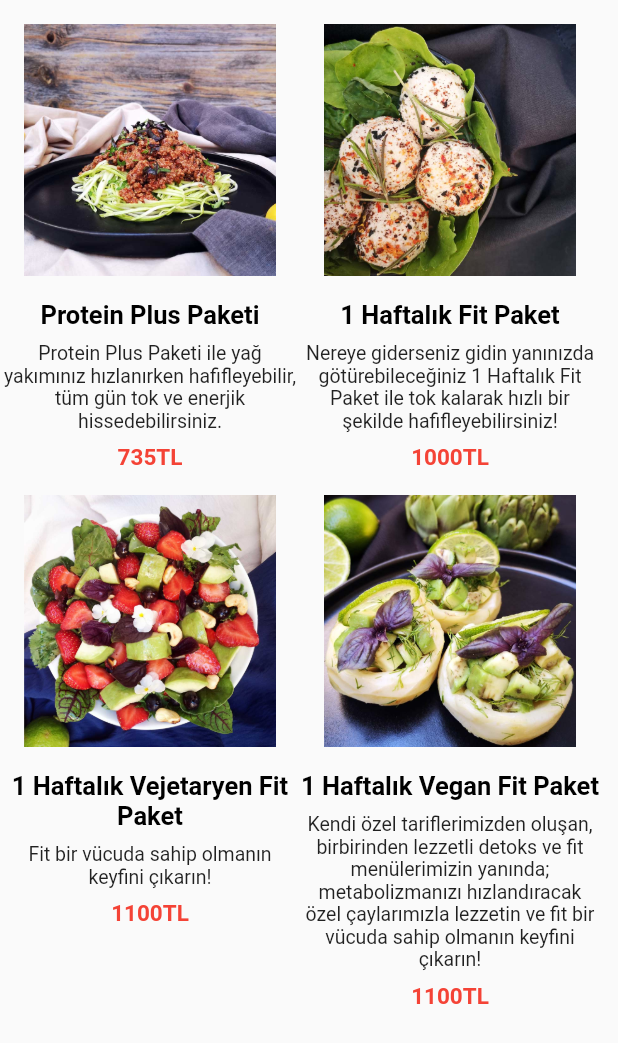
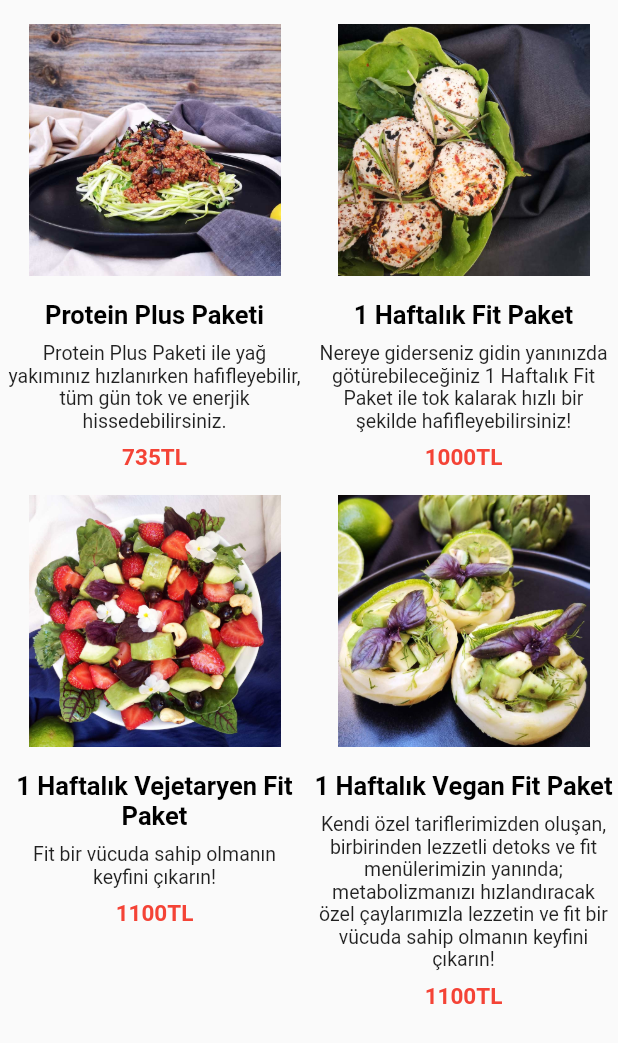
Before and after one commit to kaangocer/3301456_213301099, a Flutter app: the BeslenmePaketleri widget shown alone on an empty page, opened directly, on a phone screen of 412 x 824 dp. Shown: the top 1043 px of the screen. Run offline on Flutter 3.47's test engine with Material 2 defaults, Android fonts, the light colour scheme and no system bars; our stand-ins replace animated_bottom_navigation_bar, carousel_pro, charts_flutter, cloud_firestore, firebase_auth, firebase_core and 3 more; accounts and stored records are empty.

Commit message:
düzenleme yapildi

```diff
--- a/lib/beslenmePaketleri.dart
+++ b/lib/beslenmePaketleri.dart
@@ -20,7 +20,8 @@ class BeslenmePaketleri extends StatelessWidget {
       children: [
         Row(
           children: [
-            BeslenmePaketleriContainer(
+            Expanded(
+              child: BeslenmePaketleriContainer(
                 beslenmePaketJpg: "ProteinPlusPaketi",
                 beslenmePaketAdi: "Protein Plus Paketi",
                 tiklandiginda: () {},
@@ -28,20 +29,24 @@ class BeslenmePaketleri extends StatelessWidget {
                     "Protein Plus Paketi ile yağ yakımınız hızlanırken hafifleyebilir, tüm gün tok ve enerjik hissedebilirsiniz.",
                 beslenmePaketFiyat: "735TL",
               ),
-            BeslenmePaketleriContainer(
+            ),
+            Expanded(
+              child: BeslenmePaketleriContainer(
                 beslenmePaketJpg: "1HaftalikFitPaket",
                 beslenmePaketAdi: "1 Haftalık Fit Paket",
                 tiklandiginda: () {},
                 beslenmePaketAciklama:
                     "Nereye giderseniz gidin yanınızda götürebileceğiniz 1 Haftalık Fit Paket ile tok kalarak hızlı bir şekilde hafifleyebilirsiniz!",
                 beslenmePaketFiyat: "1000TL",
+              ),
             )
           ],
         ),
         Row(
           crossAxisAlignment: CrossAxisAlignment.start,
           children: [
-            BeslenmePaketleriContainer(
+            Expanded(
+              child: BeslenmePaketleriContainer(
                 beslenmePaketJpg: "1HaftalikVejetaryenFitPaket",
                 beslenmePaketAdi: "1 Haftalık Vejetaryen Fit Paket",
                 tiklandiginda: () {},
@@ -49,13 +54,16 @@ class BeslenmePaketleri extends StatelessWidget {
                     "Fit bir vücuda sahip olmanın keyfini çıkarın!",
                 beslenmePaketFiyat: "1100TL",
               ),
-            BeslenmePaketleriContainer(
+            ),
+            Expanded(
+              child: BeslenmePaketleriContainer(
                 beslenmePaketJpg: "1HaftalikVeganFitPaket",
                 beslenmePaketAdi: "1 Haftalık Vegan Fit Paket",
                 tiklandiginda: () {},
                 beslenmePaketAciklama:
                     "Kendi özel tariflerimizden oluşan, birbirinden lezzetli detoks ve fit menülerimizin yanında; metabolizmanızı hızlandıracak özel çaylarımızla lezzetin ve fit bir vücuda sahip olmanın keyfini çıkarın!",
                 beslenmePaketFiyat: "1100TL",
+              ),
             )
           ],
         ),
--- a/lib/services/firebaseIslemleri.dart
+++ b/lib/services/firebaseIslemleri.dart
@@ -17,8 +17,12 @@ class AuthIslemleri {
 
   Future<User?> kullaniciYarat(
       String eMail, String sifre, String kullaniciAdi) async {
+
+        //auth islemi
     var kullanici = await _auth.createUserWithEmailAndPassword(
         email: eMail, password: sifre);
+
+//verileri map haline getirdim ve firestore a gönderdim
     Map<String, dynamic> kullaniciData = {
       "kullaniciAdi": kullaniciAdi,
       "sifre": sifre,
@@ -28,7 +32,6 @@ class AuthIslemleri {
         .collection("tbKullanici")
         .doc(kullanici.user?.uid)
         .set(kullaniciData);
-
     return kullanici.user;
   }
 }
--- a/lib/tarifler/avokadoluBruschetta.dart
+++ b/lib/tarifler/avokadoluBruschetta.dart
@@ -48,6 +48,7 @@ class AvokadoluBruschetta extends StatelessWidget {
         tariflerHazirlanisContainer(
             tariflerHazirlanisAciklama:
                 "3.)Dilim yeşil zeytinleri (bıçakla ufaltırsanız daha iyi olur) ve küp küp doğranmış avokadoyu da ekledikten sonra zeytinyağı, tuz ve karabiberle karıştırdık."),
+      SizedBox(height:70)
       ],
     );
   }
--- a/lib/tarifler/blueSmoothieBowl.dart
+++ b/lib/tarifler/blueSmoothieBowl.dart
@@ -51,6 +51,7 @@ class BlueSmoothieBowlTarif extends StatelessWidget {
         tariflerHazirlanisContainer(
             tariflerHazirlanisAciklama:
                 "3.)İsteğe bağlı olarak 1 ölçek vanilyalı protein tozu ekleyebilirsiniz. Başka aroma kullanmayalım baya kötü olabilir."),
+      SizedBox(height:70)
       ],
     );
   }
--- a/lib/tarifler/borsCorbasi.dart
+++ b/lib/tarifler/borsCorbasi.dart
@@ -60,6 +60,7 @@ class BorsCorbasiTarif extends StatelessWidget {
         tariflerHazirlanisContainer(
             tariflerHazirlanisAciklama:
                 "5.)Çok fazla beklemeden alabilirsiniz. Mutlaka limonla servis etmenizi öneririm."),
+      SizedBox(height:70)
       ],
     );
   }
--- a/lib/tarifler/fitPizza.dart
+++ b/lib/tarifler/fitPizza.dart
@@ -84,6 +84,7 @@ class FitPizzaTarif extends StatelessWidget {
         tariflerHazirlanisContainer(
             tariflerHazirlanisAciklama:
                 "3.)Malzemeler eklenip, baharatlarla çeşnilendirilip 200 derece fırında 5 dakika daha pişirilir."),
+        SizedBox(height:70)
       ],
     );
   }
--- a/lib/tarifler/galette.dart
+++ b/lib/tarifler/galette.dart
@@ -76,7 +76,7 @@ class GaletteTarif extends StatelessWidget {
         tariflerHazirlanisContainer(
             tariflerHazirlanisAciklama:
                 "6.)170 derece fırında 30-35 dk pişirelim."),
-      ],
+      SizedBox(height:70)],
     );
   }
 }
--- a/lib/tarifler/incirliRicottaliKek.dart
+++ b/lib/tarifler/incirliRicottaliKek.dart
@@ -64,7 +64,7 @@ class IncirliRicottaliKekTarif extends StatelessWidget {
         tariflerHazirlanisContainer(
             tariflerHazirlanisAciklama:
                 "7.)Çıktıktan sonra kabukları çıkarılmış ve ikiye bölünmüş bademle süsledik."),
-      ],
+      SizedBox(height:70)],
     );
   }
 }
--- a/lib/tarifler/karpuzluSmoothieBowl.dart
+++ b/lib/tarifler/karpuzluSmoothieBowl.dart
@@ -46,7 +46,7 @@ class KarpuzluSmoothieTarif extends StatelessWidget {
         tariflerHazirlanisContainer(
             tariflerHazirlanisAciklama:
                 "2.)Üzerine frenk üzümü, çilek ve şekersiz hindistan cevizi ezmesi ve topping ekliyoruz."),
-      ],
+      SizedBox(height:70)],
     );
   }
 }
--- a/lib/tarifler/limonluKakaoluFitToplar.dart
+++ b/lib/tarifler/limonluKakaoluFitToplar.dart
@@ -83,7 +83,7 @@ class LimonluKakaoluFitToplarTarif extends StatelessWidget {
         tariflerHazirlanisContainer(
             tariflerHazirlanisAciklama:
                 "2.)Diğer malzemelerle karıştırıp şekil verelim."),
-      ],
+      SizedBox(height:70)],
     );
   }
 }
--- a/lib/tarifler/rengarenkHumus.dart
+++ b/lib/tarifler/rengarenkHumus.dart
@@ -46,7 +46,7 @@ class RengarenkHumusTarif extends StatelessWidget {
         tariflerHazirlanisContainer(
             tariflerHazirlanisAciklama:
                 "Tüm malzemeleri blenderdan geçirip kendi damak tadınıza veya zevkinize göre malzemelerin miktarını değiştirebilirsiniz."),
-      ],
+      SizedBox(height:70)],
     );
   }
 }
--- a/lib/tarifler/yabanMersinliGranola.dart
+++ b/lib/tarifler/yabanMersinliGranola.dart
@@ -69,7 +69,7 @@ class YabanMersinliGranolaTarif extends StatelessWidget {
         tariflerHazirlanisContainer(
             tariflerHazirlanisAciklama:
                 "7.)Fırından aldıktan sonra birkaç saat tepside bekletip soğutalım."),
-      ],
+      SizedBox(height:70)],
     );
   }
 }
--- a/lib/tarifler/yesilDetoksSmoothie.dart
+++ b/lib/tarifler/yesilDetoksSmoothie.dart
@@ -46,6 +46,7 @@ class YesilDetoksSmoothieTarif extends StatelessWidget {
         tariflerHazirlanisContainer(
             tariflerHazirlanisAciklama:
                 "Tüm malzemeleri pürüzsüz hale gelene kadar blenderdan geçirelim."),
+        SizedBox(height: 70)
       ],
     );
   }
```
Also changed, not shown: lib/endekseGoreOneri.dart (+26 -10 lines), lib/gesturesOyun.dart (+27 -9 lines), lib/sabitler.dart (+6 -2 lines). Lines whose indentation alone changed are shown as unchanged.
